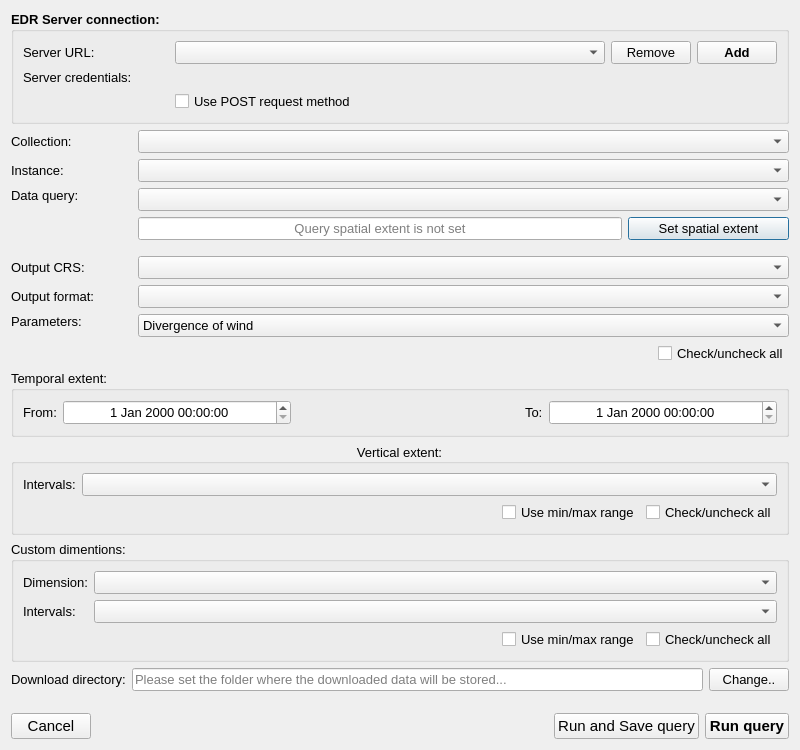
Before: the Qt Designer form edr_plugin/gui/ui/edr.ui in Gugym/qgis-plugin-edr, drawn with Qt 5.
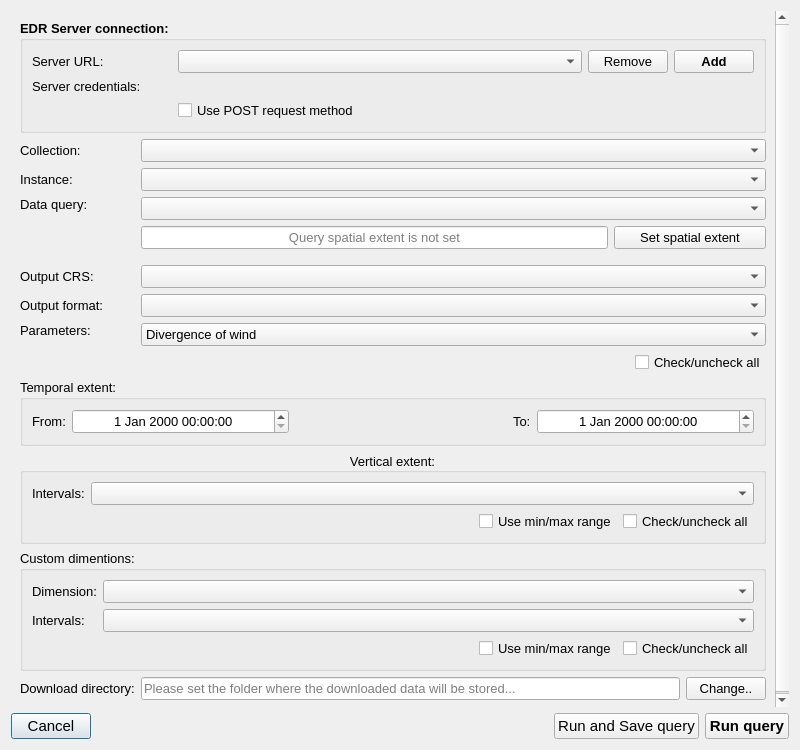
After: the same form once the commit is applied. Custom widgets are drawn as their Qt base class.

The edit to the form file:
```diff
--- a/edr_plugin/gui/ui/edr.ui
+++ b/edr_plugin/gui/ui/edr.ui
@@ -17,447 +17,86 @@
    <property name="sizeConstraint">
     <enum>QLayout::SetNoConstraint</enum>
    </property>
-   <item row="15" column="0" colspan="3">
-    <widget class="QgsCollapsibleGroupBox" name="temporal_grp">
+   <item row="21" column="0" colspan="3">
+    <layout class="QHBoxLayout" name="horizontalLayout">
+     <property name="bottomMargin">
+      <number>0</number>
+     </property>
+     <item>
+      <widget class="QPushButton" name="cancel_pb">
+       <property name="font">
+        <font>
+         <pointsize>11</pointsize>
+        </font>
+       </property>
+       <property name="text">
+        <string>Cancel</string>
+       </property>
+      </widget>
+     </item>
+     <item>
+      <spacer name="horizontalSpacer">
+       <property name="orientation">
+        <enum>Qt::Horizontal</enum>
+       </property>
+       <property name="sizeHint" stdset="0">
+        <size>
+         <width>40</width>
+         <height>20</height>
+        </size>
+       </property>
+      </spacer>
+     </item>
+     <item>
+      <widget class="QPushButton" name="run_and_save_pb">
      <property name="enabled">
       <bool>true</bool>
      </property>
      <property name="font">
       <font>
-       <pointsize>10</pointsize>
-      </font>
-     </property>
-     <property name="title">
-      <string>Temporal extent:</string>
-     </property>
-     <layout class="QGridLayout" name="gridLayout_2">
-      <item row="0" column="0">
-       <widget class="QLabel" name="from_label">
-        <property name="font">
-         <font>
-          <pointsize>10</pointsize>
-         </font>
-        </property>
+         <pointsize>11</pointsize>
+        </font>
+       </property>
         <property name="text">
-         <string>From:</string>
+        <string>Run and Save query</string>
         </property>
        </widget>
       </item>
-      <item row="0" column="1">
-       <widget class="QgsDateTimeEdit" name="from_datetime">
-        <property name="sizePolicy">
-         <sizepolicy hsizetype="MinimumExpanding" vsizetype="Fixed">
-          <horstretch>0</horstretch>
-          <verstretch>0</verstretch>
-         </sizepolicy>
-        </property>
-        <property name="minimumSize">
-         <size>
-          <width>0</width>
-          <height>25</height>
-         </size>
-        </property>
-        <property name="font">
-         <font>
-          <pointsize>10</pointsize>
-         </font>
-        </property>
-        <property name="alignment">
-         <set>Qt::AlignCenter</set>
-        </property>
-       </widget>
-      </item>
-      <item row="0" column="4">
-       <widget class="QgsDateTimeEdit" name="to_datetime">
-        <property name="sizePolicy">
-         <sizepolicy hsizetype="MinimumExpanding" vsizetype="Fixed">
-          <horstretch>0</horstretch>
-          <verstretch>0</verstretch>
-         </sizepolicy>
-        </property>
-        <property name="minimumSize">
-         <size>
-          <width>0</width>
-          <height>25</height>
-         </size>
-        </property>
-        <property name="font">
-         <font>
-          <pointsize>10</pointsize>
-         </font>
-        </property>
-        <property name="alignment">
-         <set>Qt::AlignCenter</set>
-        </property>
-       </widget>
-      </item>
-      <item row="0" column="2">
-       <spacer name="horizontalSpacer_2">
-        <property name="orientation">
-         <enum>Qt::Horizontal</enum>
-        </property>
-        <property name="sizeHint" stdset="0">
-         <size>
-          <width>40</width>
-          <height>20</height>
-         </size>
-        </property>
-       </spacer>
-      </item>
-      <item row="0" column="3">
-       <widget class="QLabel" name="to_label">
-        <property name="font">
-         <font>
-          <pointsize>10</pointsize>
-         </font>
-        </property>
-        <property name="text">
-         <string>To:</string>
-        </property>
-       </widget>
-      </item>
-     </layout>
-    </widget>
-   </item>
-   <item row="5" column="2">
-    <widget class="QComboBox" name="collection_cbo">
-     <property name="sizePolicy">
-      <sizepolicy hsizetype="MinimumExpanding" vsizetype="Fixed">
-       <horstretch>0</horstretch>
-       <verstretch>0</verstretch>
-      </sizepolicy>
-     </property>
-     <property name="font">
-      <font>
-       <pointsize>10</pointsize>
-      </font>
-     </property>
-    </widget>
-   </item>
-   <item row="6" column="2">
-    <widget class="QComboBox" name="instance_cbo">
-     <property name="font">
-      <font>
-       <pointsize>10</pointsize>
-      </font>
-     </property>
-    </widget>
-   </item>
-   <item row="6" column="0">
-    <widget class="QLabel" name="instance_label">
-     <property name="font">
-      <font>
-       <pointsize>10</pointsize>
-      </font>
-     </property>
-     <property name="text">
-      <string>Instance:</string>
-     </property>
-    </widget>
-   </item>
-   <item row="12" column="2">
-    <layout class="QGridLayout" name="gridLayout_4">
-     <property name="bottomMargin">
-      <number>0</number>
-     </property>
-     <item row="1" column="1">
-      <widget class="QCheckBox" name="toggle_parameters_cbox">
-       <property name="font">
-        <font>
-         <pointsize>10</pointsize>
-        </font>
-       </property>
-       <property name="text">
-        <string>Check/uncheck all</string>
-       </property>
-      </widget>
-     </item>
-     <item row="0" column="0" colspan="2">
-      <widget class="QgsCheckableComboBox" name="parameters_cbo">
-       <property name="font">
-        <font>
-         <pointsize>10</pointsize>
-        </font>
-       </property>
        <item>
-        <property name="text">
-         <string>Divergence of wind</string>
-        </property>
-       </item>
-       <item>
-        <property name="text">
-         <string>Geopotential Height</string>
-        </property>
-       </item>
-       <item>
-        <property name="text">
-         <string>Specific humidity</string>
-        </property>
-       </item>
-       <item>
-        <property name="text">
-         <string>Relative humidity</string>
-        </property>
-       </item>
-       <item>
-        <property name="text">
-         <string>Air temperature</string>
-        </property>
-       </item>
-       <item>
-        <property name="text">
-         <string>U-component of wind</string>
-        </property>
-       </item>
-       <item>
-        <property name="text">
-         <string>V-component of wind</string>
-        </property>
-       </item>
-       <item>
-        <property name="text">
-         <string>Relative vorticity</string>
-        </property>
-       </item>
-      </widget>
-     </item>
-     <item row="1" column="0">
-      <spacer name="horizontalSpacer_4">
-       <property name="orientation">
-        <enum>Qt::Horizontal</enum>
-       </property>
-       <property name="sizeHint" stdset="0">
-        <size>
-         <width>40</width>
-         <height>20</height>
-        </size>
-       </property>
-      </spacer>
-     </item>
-    </layout>
-   </item>
-   <item row="7" column="0">
-    <widget class="QLabel" name="query_label">
+      <widget class="QPushButton" name="run_pb">
      <property name="font">
       <font>
-       <pointsize>10</pointsize>
+         <pointsize>11</pointsize>
+         <weight>75</weight>
+         <bold>true</bold>
       </font>
      </property>
      <property name="text">
-      <string>Data query:</string>
-     </property>
-     <property name="alignment">
-      <set>Qt::AlignLeading|Qt::AlignLeft|Qt::AlignTop</set>
-     </property>
-    </widget>
-   </item>
-   <item row="7" column="2">
-    <layout class="QGridLayout" name="gridLayout_5">
-     <property name="bottomMargin">
-      <number>10</number>
-     </property>
-     <item row="0" column="0" colspan="4">
-      <widget class="QComboBox" name="query_cbo">
-       <property name="sizePolicy">
-        <sizepolicy hsizetype="Expanding" vsizetype="Fixed">
-         <horstretch>0</horstretch>
-         <verstretch>0</verstretch>
-        </sizepolicy>
-       </property>
-       <property name="font">
-        <font>
-         <pointsize>10</pointsize>
-        </font>
-       </property>
-      </widget>
-     </item>
-     <item row="1" column="0" colspan="3">
-      <widget class="QLineEdit" name="query_extent_le">
-       <property name="font">
-        <font>
-         <pointsize>10</pointsize>
-        </font>
-       </property>
-       <property name="alignment">
-        <set>Qt::AlignCenter</set>
-       </property>
-       <property name="readOnly">
-        <bool>true</bool>
-       </property>
-       <property name="placeholderText">
-        <string>Query spatial extent is not set</string>
-       </property>
-      </widget>
-     </item>
-     <item row="1" column="3">
-      <widget class="QPushButton" name="query_set_pb">
-       <property name="font">
-        <font>
-         <pointsize>10</pointsize>
-        </font>
-       </property>
-       <property name="text">
-        <string>Set spatial extent</string>
-       </property>
-      </widget>
-     </item>
+        <string>Run query</string>
+       </property>
+      </widget>
+     </item>
     </layout>
    </item>
-   <item row="16" column="0" colspan="3">
-    <widget class="QgsCollapsibleGroupBox" name="vertical_grp">
-     <property name="font">
-      <font>
-       <pointsize>10</pointsize>
-      </font>
+   <item row="0" column="0" colspan="3">
+    <widget class="QScrollArea" name="scrollArea">
+     <property name="frameShape">
+      <enum>QFrame::NoFrame</enum>
      </property>
-     <property name="title">
-      <string>Vertical extent:</string>
-     </property>
-     <property name="alignment">
-      <set>Qt::AlignCenter</set>
-     </property>
-     <layout class="QGridLayout" name="gridLayout_3">
-      <item row="0" column="1" colspan="6">
-       <widget class="QgsCheckableComboBox" name="vertical_intervals_cbo">
-        <property name="sizePolicy">
-         <sizepolicy hsizetype="MinimumExpanding" vsizetype="Fixed">
-          <horstretch>0</horstretch>
-          <verstretch>0</verstretch>
-         </sizepolicy>
-        </property>
-        <property name="font">
-         <font>
-          <pointsize>10</pointsize>
-         </font>
-        </property>
-       </widget>
-      </item>
-      <item row="0" column="0">
-       <widget class="QLabel" name="intervals_label">
-        <property name="font">
-         <font>
-          <pointsize>10</pointsize>
-         </font>
-        </property>
-        <property name="text">
-         <string>Intervals:</string>
-        </property>
-       </widget>
-      </item>
-      <item row="1" column="3">
-       <spacer name="horizontalSpacer_3">
-        <property name="orientation">
-         <enum>Qt::Horizontal</enum>
-        </property>
-        <property name="sizeHint" stdset="0">
-         <size>
-          <width>40</width>
-          <height>20</height>
-         </size>
-        </property>
-       </spacer>
-      </item>
-      <item row="1" column="4">
-       <widget class="QCheckBox" name="use_vertical_range_cbox">
-        <property name="font">
-         <font>
-          <pointsize>10</pointsize>
-         </font>
-        </property>
-        <property name="text">
-         <string>Use min/max range</string>
-        </property>
-       </widget>
-      </item>
-      <item row="1" column="5" colspan="2">
-       <widget class="QCheckBox" name="toggle_vertical_intervals_cbox">
-        <property name="font">
-         <font>
-          <pointsize>10</pointsize>
-         </font>
-        </property>
-        <property name="text">
-         <string>Check/uncheck all</string>
-        </property>
-       </widget>
-      </item>
-     </layout>
-    </widget>
-   </item>
-   <item row="12" column="0">
-    <widget class="QLabel" name="parameters_label">
-     <property name="font">
-      <font>
-       <pointsize>10</pointsize>
-      </font>
-     </property>
-     <property name="text">
-      <string>Parameters:</string>
-     </property>
-     <property name="alignment">
-      <set>Qt::AlignLeading|Qt::AlignLeft|Qt::AlignTop</set>
-     </property>
-    </widget>
-   </item>
-   <item row="10" column="2">
-    <widget class="QComboBox" name="crs_cbo">
-     <property name="font">
-      <font>
-       <pointsize>10</pointsize>
-      </font>
-     </property>
-    </widget>
-   </item>
-   <item row="18" column="1" colspan="2">
-    <layout class="QHBoxLayout" name="horizontalLayout_3">
-     <property name="rightMargin">
-      <number>0</number>
-     </property>
-     <property name="bottomMargin">
-      <number>0</number>
-     </property>
-     <item>
-      <widget class="QLineEdit" name="download_dir_le">
-       <property name="font">
-        <font>
-         <pointsize>10</pointsize>
-        </font>
-       </property>
-       <property name="readOnly">
+     <property name="widgetResizable">
         <bool>true</bool>
        </property>
-       <property name="placeholderText">
-        <string>Please set the folder where the downloaded data will be stored...</string>
-       </property>
-      </widget>
-     </item>
-     <item>
-      <widget class="QPushButton" name="change_download_dir_pb">
-       <property name="font">
-        <font>
-         <pointsize>10</pointsize>
-        </font>
-       </property>
-       <property name="text">
-        <string>Change..</string>
-       </property>
-      </widget>
-     </item>
-    </layout>
-   </item>
-   <item row="10" column="0">
-    <widget class="QLabel" name="crs_label">
-     <property name="font">
-      <font>
-       <pointsize>10</pointsize>
-      </font>
-     </property>
-     <property name="text">
-      <string>Output CRS:</string>
-     </property>
-    </widget>
-   </item>
-   <item row="17" column="0" colspan="3">
+     <widget class="QWidget" name="scrollAreaWidgetContents">
+      <property name="geometry">
+       <rect>
+        <x>0</x>
+        <y>0</y>
+        <width>782</width>
+        <height>698</height>
+       </rect>
+      </property>
+      <layout class="QGridLayout" name="gridLayout_8">
+       <item row="10" column="0" colspan="2">
     <widget class="QgsCollapsibleGroupBox" name="custom_grp">
      <property name="font">
       <font>
@@ -562,8 +201,8 @@
      </layout>
     </widget>
    </item>
-   <item row="11" column="2">
-    <widget class="QComboBox" name="format_cbo">
+       <item row="5" column="1">
+        <widget class="QComboBox" name="crs_cbo">
      <property name="font">
       <font>
        <pointsize>10</pointsize>
@@ -571,111 +210,7 @@
      </property>
     </widget>
    </item>
-   <item row="18" column="0">
-    <widget class="QLabel" name="label_2">
-     <property name="font">
-      <font>
-       <pointsize>10</pointsize>
-      </font>
-     </property>
-     <property name="text">
-      <string>Download directory:</string>
-     </property>
-    </widget>
-   </item>
-   <item row="19" column="0">
-    <spacer name="verticalSpacer">
-     <property name="orientation">
-      <enum>Qt::Vertical</enum>
-     </property>
-     <property name="sizeHint" stdset="0">
-      <size>
-       <width>20</width>
-       <height>40</height>
-      </size>
-     </property>
-    </spacer>
-   </item>
-   <item row="5" column="0">
-    <widget class="QLabel" name="collection_label">
-     <property name="sizePolicy">
-      <sizepolicy hsizetype="Minimum" vsizetype="Preferred">
-       <horstretch>0</horstretch>
-       <verstretch>0</verstretch>
-      </sizepolicy>
-     </property>
-     <property name="font">
-      <font>
-       <pointsize>10</pointsize>
-      </font>
-     </property>
-     <property name="text">
-      <string>Collection:</string>
-     </property>
-    </widget>
-   </item>
-   <item row="21" column="0" colspan="3">
-    <layout class="QHBoxLayout" name="horizontalLayout">
-     <property name="bottomMargin">
-      <number>0</number>
-     </property>
-     <item>
-      <widget class="QPushButton" name="cancel_pb">
-       <property name="font">
-        <font>
-         <pointsize>11</pointsize>
-        </font>
-       </property>
-       <property name="text">
-        <string>Cancel</string>
-       </property>
-      </widget>
-     </item>
-     <item>
-      <spacer name="horizontalSpacer">
-       <property name="orientation">
-        <enum>Qt::Horizontal</enum>
-       </property>
-       <property name="sizeHint" stdset="0">
-        <size>
-         <width>40</width>
-         <height>20</height>
-        </size>
-       </property>
-      </spacer>
-     </item>
-     <item>
-      <widget class="QPushButton" name="run_and_save_pb">
-       <property name="enabled">
-        <bool>true</bool>
-       </property>
-       <property name="font">
-        <font>
-         <pointsize>11</pointsize>
-        </font>
-       </property>
-       <property name="text">
-        <string>Run and Save query</string>
-       </property>
-      </widget>
-     </item>
-     <item>
-      <widget class="QPushButton" name="run_pb">
-       <property name="font">
-        <font>
-         <pointsize>11</pointsize>
-         <weight>75</weight>
-         <bold>true</bold>
-        </font>
-       </property>
-       <property name="text">
-        <string>Run query</string>
-       </property>
-      </widget>
-     </item>
-    </layout>
-   </item>
-   <item row="11" column="0">
+       <item row="6" column="0">
     <widget class="QLabel" name="format_label">
      <property name="font">
       <font>
@@ -687,7 +222,219 @@
      </property>
     </widget>
    </item>
-   <item row="0" column="0" colspan="3">
+       <item row="4" column="1">
+        <layout class="QGridLayout" name="gridLayout_5">
+         <property name="bottomMargin">
+          <number>10</number>
+         </property>
+         <item row="1" column="0" colspan="3">
+          <widget class="QLineEdit" name="query_extent_le">
+           <property name="font">
+            <font>
+             <pointsize>10</pointsize>
+            </font>
+           </property>
+           <property name="alignment">
+            <set>Qt::AlignCenter</set>
+           </property>
+           <property name="readOnly">
+            <bool>true</bool>
+           </property>
+           <property name="placeholderText">
+            <string>Query spatial extent is not set</string>
+           </property>
+          </widget>
+         </item>
+         <item row="1" column="3">
+          <widget class="QPushButton" name="query_set_pb">
+           <property name="font">
+            <font>
+             <pointsize>10</pointsize>
+            </font>
+           </property>
+           <property name="text">
+            <string>Set spatial extent</string>
+           </property>
+          </widget>
+         </item>
+        </layout>
+       </item>
+       <item row="3" column="0">
+        <widget class="QLabel" name="query_label">
+         <property name="font">
+          <font>
+           <pointsize>10</pointsize>
+          </font>
+         </property>
+         <property name="text">
+          <string>Data query:</string>
+         </property>
+         <property name="alignment">
+          <set>Qt::AlignLeading|Qt::AlignLeft|Qt::AlignTop</set>
+         </property>
+        </widget>
+       </item>
+       <item row="5" column="0">
+        <widget class="QLabel" name="crs_label">
+         <property name="font">
+          <font>
+           <pointsize>10</pointsize>
+          </font>
+         </property>
+         <property name="text">
+          <string>Output CRS:</string>
+         </property>
+        </widget>
+       </item>
+       <item row="11" column="1">
+        <layout class="QHBoxLayout" name="horizontalLayout_3">
+         <property name="rightMargin">
+          <number>0</number>
+         </property>
+         <property name="bottomMargin">
+          <number>0</number>
+         </property>
+         <item>
+          <widget class="QLineEdit" name="download_dir_le">
+           <property name="font">
+            <font>
+             <pointsize>10</pointsize>
+            </font>
+           </property>
+           <property name="readOnly">
+            <bool>true</bool>
+           </property>
+           <property name="placeholderText">
+            <string>Please set the folder where the downloaded data will be stored...</string>
+           </property>
+          </widget>
+         </item>
+         <item>
+          <widget class="QPushButton" name="change_download_dir_pb">
+           <property name="font">
+            <font>
+             <pointsize>10</pointsize>
+            </font>
+           </property>
+           <property name="text">
+            <string>Change..</string>
+           </property>
+          </widget>
+         </item>
+        </layout>
+       </item>
+       <item row="2" column="1">
+        <widget class="QComboBox" name="instance_cbo">
+         <property name="font">
+          <font>
+           <pointsize>10</pointsize>
+          </font>
+         </property>
+        </widget>
+       </item>
+       <item row="8" column="0" colspan="2">
+        <widget class="QgsCollapsibleGroupBox" name="temporal_grp">
+         <property name="enabled">
+          <bool>true</bool>
+         </property>
+         <property name="font">
+          <font>
+           <pointsize>10</pointsize>
+          </font>
+         </property>
+         <property name="title">
+          <string>Temporal extent:</string>
+         </property>
+         <layout class="QGridLayout" name="gridLayout_2">
+          <item row="0" column="0">
+           <widget class="QLabel" name="from_label">
+            <property name="font">
+             <font>
+              <pointsize>10</pointsize>
+             </font>
+            </property>
+            <property name="text">
+             <string>From:</string>
+            </property>
+           </widget>
+          </item>
+          <item row="0" column="1">
+           <widget class="QgsDateTimeEdit" name="from_datetime">
+            <property name="sizePolicy">
+             <sizepolicy hsizetype="MinimumExpanding" vsizetype="Fixed">
+              <horstretch>0</horstretch>
+              <verstretch>0</verstretch>
+             </sizepolicy>
+            </property>
+            <property name="minimumSize">
+             <size>
+              <width>0</width>
+              <height>25</height>
+             </size>
+            </property>
+            <property name="font">
+             <font>
+              <pointsize>10</pointsize>
+             </font>
+            </property>
+            <property name="alignment">
+             <set>Qt::AlignCenter</set>
+            </property>
+           </widget>
+          </item>
+          <item row="0" column="4">
+           <widget class="QgsDateTimeEdit" name="to_datetime">
+            <property name="sizePolicy">
+             <sizepolicy hsizetype="MinimumExpanding" vsizetype="Fixed">
+              <horstretch>0</horstretch>
+              <verstretch>0</verstretch>
+             </sizepolicy>
+            </property>
+            <property name="minimumSize">
+             <size>
+              <width>0</width>
+              <height>25</height>
+             </size>
+            </property>
+            <property name="font">
+             <font>
+              <pointsize>10</pointsize>
+             </font>
+            </property>
+            <property name="alignment">
+             <set>Qt::AlignCenter</set>
+            </property>
+           </widget>
+          </item>
+          <item row="0" column="2">
+           <spacer name="horizontalSpacer_2">
+            <property name="orientation">
+             <enum>Qt::Horizontal</enum>
+            </property>
+            <property name="sizeHint" stdset="0">
+             <size>
+              <width>40</width>
+              <height>20</height>
+             </size>
+            </property>
+           </spacer>
+          </item>
+          <item row="0" column="3">
+           <widget class="QLabel" name="to_label">
+            <property name="font">
+             <font>
+              <pointsize>10</pointsize>
+             </font>
+            </property>
+            <property name="text">
+             <string>To:</string>
+            </property>
+           </widget>
+          </item>
+         </layout>
+        </widget>
+       </item>
+       <item row="0" column="0" colspan="2">
     <widget class="QGroupBox" name="server_grp">
      <property name="font">
       <font>
@@ -801,6 +548,281 @@
      </layout>
     </widget>
    </item>
+       <item row="1" column="0">
+        <widget class="QLabel" name="collection_label">
+         <property name="sizePolicy">
+          <sizepolicy hsizetype="Minimum" vsizetype="Preferred">
+           <horstretch>0</horstretch>
+           <verstretch>0</verstretch>
+          </sizepolicy>
+         </property>
+         <property name="font">
+          <font>
+           <pointsize>10</pointsize>
+          </font>
+         </property>
+         <property name="text">
+          <string>Collection:</string>
+         </property>
+        </widget>
+       </item>
+       <item row="9" column="0" colspan="2">
+        <widget class="QgsCollapsibleGroupBox" name="vertical_grp">
+         <property name="font">
+          <font>
+           <pointsize>10</pointsize>
+          </font>
+         </property>
+         <property name="title">
+          <string>Vertical extent:</string>
+         </property>
+         <property name="alignment">
+          <set>Qt::AlignCenter</set>
+         </property>
+         <layout class="QGridLayout" name="gridLayout_3">
+          <item row="0" column="1" colspan="6">
+           <widget class="QgsCheckableComboBox" name="vertical_intervals_cbo">
+            <property name="sizePolicy">
+             <sizepolicy hsizetype="MinimumExpanding" vsizetype="Fixed">
+              <horstretch>0</horstretch>
+              <verstretch>0</verstretch>
+             </sizepolicy>
+            </property>
+            <property name="font">
+             <font>
+              <pointsize>10</pointsize>
+             </font>
+            </property>
+           </widget>
+          </item>
+          <item row="0" column="0">
+           <widget class="QLabel" name="intervals_label">
+            <property name="font">
+             <font>
+              <pointsize>10</pointsize>
+             </font>
+            </property>
+            <property name="text">
+             <string>Intervals:</string>
+            </property>
+           </widget>
+          </item>
+          <item row="1" column="3">
+           <spacer name="horizontalSpacer_3">
+            <property name="orientation">
+             <enum>Qt::Horizontal</enum>
+            </property>
+            <property name="sizeHint" stdset="0">
+             <size>
+              <width>40</width>
+              <height>20</height>
+             </size>
+            </property>
+           </spacer>
+          </item>
+          <item row="1" column="4">
+           <widget class="QCheckBox" name="use_vertical_range_cbox">
+            <property name="font">
+             <font>
+              <pointsize>10</pointsize>
+             </font>
+            </property>
+            <property name="text">
+             <string>Use min/max range</string>
+            </property>
+           </widget>
+          </item>
+          <item row="1" column="5" colspan="2">
+           <widget class="QCheckBox" name="toggle_vertical_intervals_cbox">
+            <property name="font">
+             <font>
+              <pointsize>10</pointsize>
+             </font>
+            </property>
+            <property name="text">
+             <string>Check/uncheck all</string>
+            </property>
+           </widget>
+          </item>
+         </layout>
+        </widget>
+       </item>
+       <item row="1" column="1">
+        <widget class="QComboBox" name="collection_cbo">
+         <property name="sizePolicy">
+          <sizepolicy hsizetype="MinimumExpanding" vsizetype="Fixed">
+           <horstretch>0</horstretch>
+           <verstretch>0</verstretch>
+          </sizepolicy>
+         </property>
+         <property name="font">
+          <font>
+           <pointsize>10</pointsize>
+          </font>
+         </property>
+        </widget>
+       </item>
+       <item row="7" column="1">
+        <layout class="QGridLayout" name="gridLayout_4">
+         <property name="bottomMargin">
+          <number>0</number>
+         </property>
+         <item row="1" column="1">
+          <widget class="QCheckBox" name="toggle_parameters_cbox">
+           <property name="font">
+            <font>
+             <pointsize>10</pointsize>
+            </font>
+           </property>
+           <property name="text">
+            <string>Check/uncheck all</string>
+           </property>
+          </widget>
+         </item>
+         <item row="0" column="0" colspan="2">
+          <widget class="QgsCheckableComboBox" name="parameters_cbo">
+           <property name="font">
+            <font>
+             <pointsize>10</pointsize>
+            </font>
+           </property>
+           <item>
+            <property name="text">
+             <string>Divergence of wind</string>
+            </property>
+           </item>
+           <item>
+            <property name="text">
+             <string>Geopotential Height</string>
+            </property>
+           </item>
+           <item>
+            <property name="text">
+             <string>Specific humidity</string>
+            </property>
+           </item>
+           <item>
+            <property name="text">
+             <string>Relative humidity</string>
+            </property>
+           </item>
+           <item>
+            <property name="text">
+             <string>Air temperature</string>
+            </property>
+           </item>
+           <item>
+            <property name="text">
+             <string>U-component of wind</string>
+            </property>
+           </item>
+           <item>
+            <property name="text">
+             <string>V-component of wind</string>
+            </property>
+           </item>
+           <item>
+            <property name="text">
+             <string>Relative vorticity</string>
+            </property>
+           </item>
+          </widget>
+         </item>
+         <item row="1" column="0">
+          <spacer name="horizontalSpacer_4">
+           <property name="orientation">
+            <enum>Qt::Horizontal</enum>
+           </property>
+           <property name="sizeHint" stdset="0">
+            <size>
+             <width>40</width>
+             <height>20</height>
+            </size>
+           </property>
+          </spacer>
+         </item>
+        </layout>
+       </item>
+       <item row="2" column="0">
+        <widget class="QLabel" name="instance_label">
+         <property name="font">
+          <font>
+           <pointsize>10</pointsize>
+          </font>
+         </property>
+         <property name="text">
+          <string>Instance:</string>
+         </property>
+        </widget>
+       </item>
+       <item row="3" column="1">
+        <widget class="QComboBox" name="query_cbo">
+         <property name="sizePolicy">
+          <sizepolicy hsizetype="Expanding" vsizetype="Fixed">
+           <horstretch>0</horstretch>
+           <verstretch>0</verstretch>
+          </sizepolicy>
+         </property>
+         <property name="font">
+          <font>
+           <pointsize>10</pointsize>
+          </font>
+         </property>
+        </widget>
+       </item>
+       <item row="6" column="1">
+        <widget class="QComboBox" name="format_cbo">
+         <property name="font">
+          <font>
+           <pointsize>10</pointsize>
+          </font>
+         </property>
+        </widget>
+       </item>
+       <item row="7" column="0">
+        <widget class="QLabel" name="parameters_label">
+         <property name="font">
+          <font>
+           <pointsize>10</pointsize>
+          </font>
+         </property>
+         <property name="text">
+          <string>Parameters:</string>
+         </property>
+         <property name="alignment">
+          <set>Qt::AlignLeading|Qt::AlignLeft|Qt::AlignTop</set>
+         </property>
+        </widget>
+       </item>
+       <item row="11" column="0">
+        <widget class="QLabel" name="label_2">
+         <property name="font">
+          <font>
+           <pointsize>10</pointsize>
+          </font>
+         </property>
+         <property name="text">
+          <string>Download directory:</string>
+         </property>
+        </widget>
+       </item>
+       <item row="12" column="1">
+        <spacer name="verticalSpacer">
+         <property name="orientation">
+          <enum>Qt::Vertical</enum>
+         </property>
+         <property name="sizeHint" stdset="0">
+          <size>
+           <width>20</width>
+           <height>40</height>
+          </size>
+         </property>
+        </spacer>
+       </item>
+      </layout>
+     </widget>
+    </widget>
+   </item>
   </layout>
  </widget>
  <customwidgets>
```
Left out of the diff: 2 changed lines with no effect on the pictures. Lines whose indentation alone changed are shown as unchanged.
